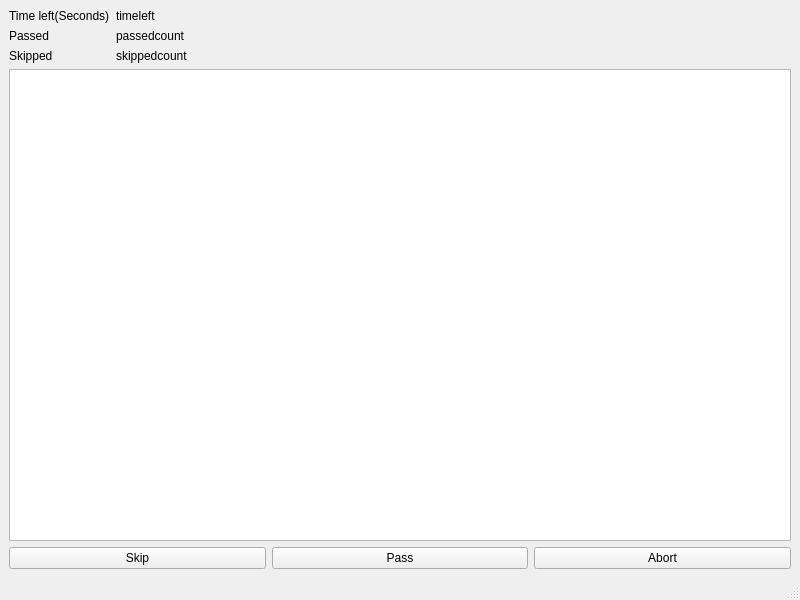
Before: the Qt Designer form word-champion_game.ui in bryanyangly/word-champion-2, drawn with Qt 5.
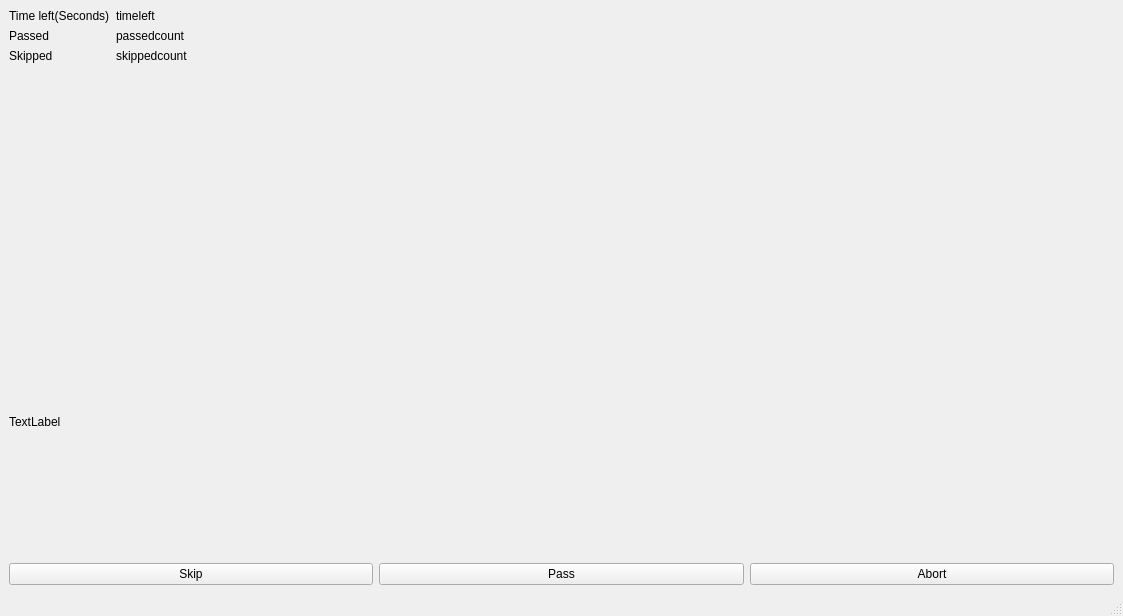
After: the same form once the commit is applied.

Commit message: correctly display image

What changed in the file:
```diff
--- a/word-champion_game.ui
+++ b/word-champion_game.ui
@@ -6,16 +6,16 @@
    <rect>
     <x>0</x>
     <y>0</y>
-    <width>800</width>
-    <height>600</height>
+    <width>1123</width>
+    <height>616</height>
    </rect>
   </property>
   <property name="windowTitle">
    <string>Word Champion - Level - Countdown</string>
   </property>
   <widget class="QWidget" name="centralwidget">
-   <layout class="QGridLayout" name="gridLayout">
-    <item row="0" column="0">
+   <layout class="QVBoxLayout" name="verticalLayout_2">
+    <item>
      <layout class="QFormLayout" name="formLayout">
       <item row="0" column="0">
        <widget class="QLabel" name="label_2">
@@ -61,10 +61,17 @@
       </item>
      </layout>
     </item>
-    <item row="1" column="0">
-     <widget class="QGraphicsView" name="graphicsView_image"/>
+    <item>
+     <widget class="QLabel" name="label_image">
+      <property name="text">
+       <string>TextLabel</string>
+      </property>
+      <property name="scaledContents">
+       <bool>true</bool>
+      </property>
+     </widget>
     </item>
-    <item row="2" column="0">
+    <item>
      <layout class="QHBoxLayout" name="horizontalLayout_2">
       <item>
        <widget class="QPushButton" name="pushButton_skip">
```
Left out of the diff: 2 changed lines with no effect on the pictures. The commit also changes 2 other files.
